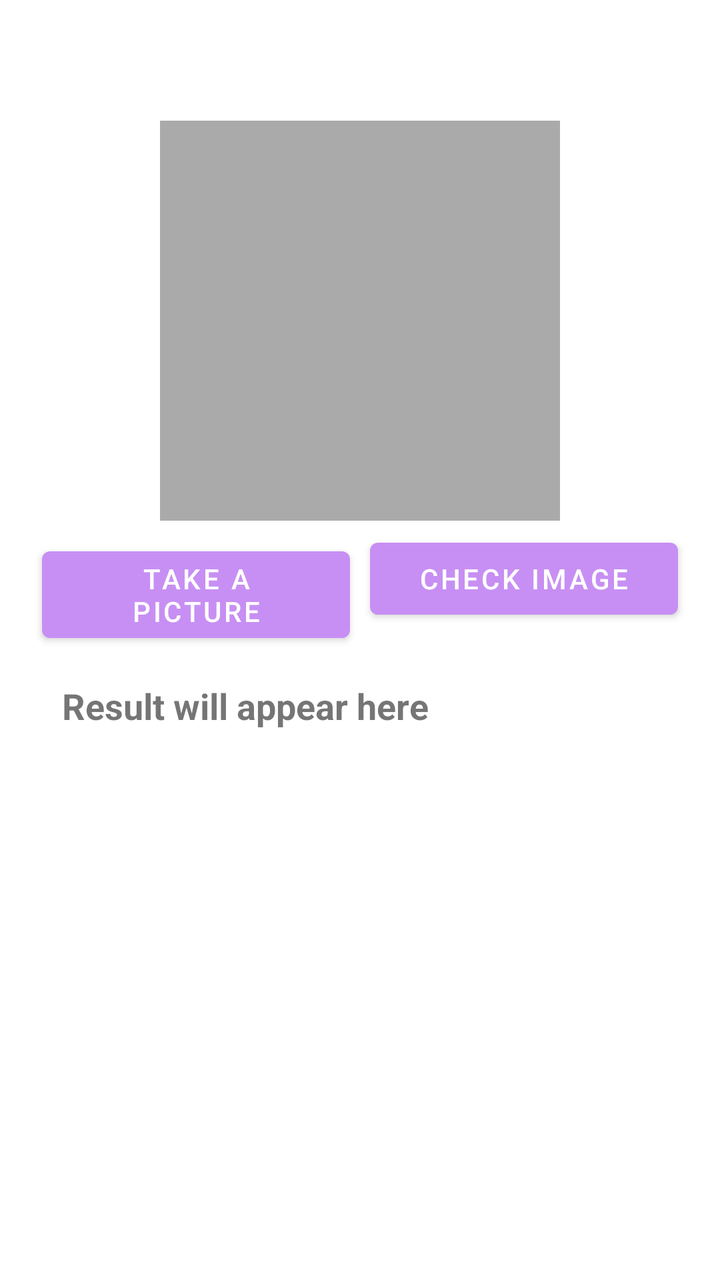
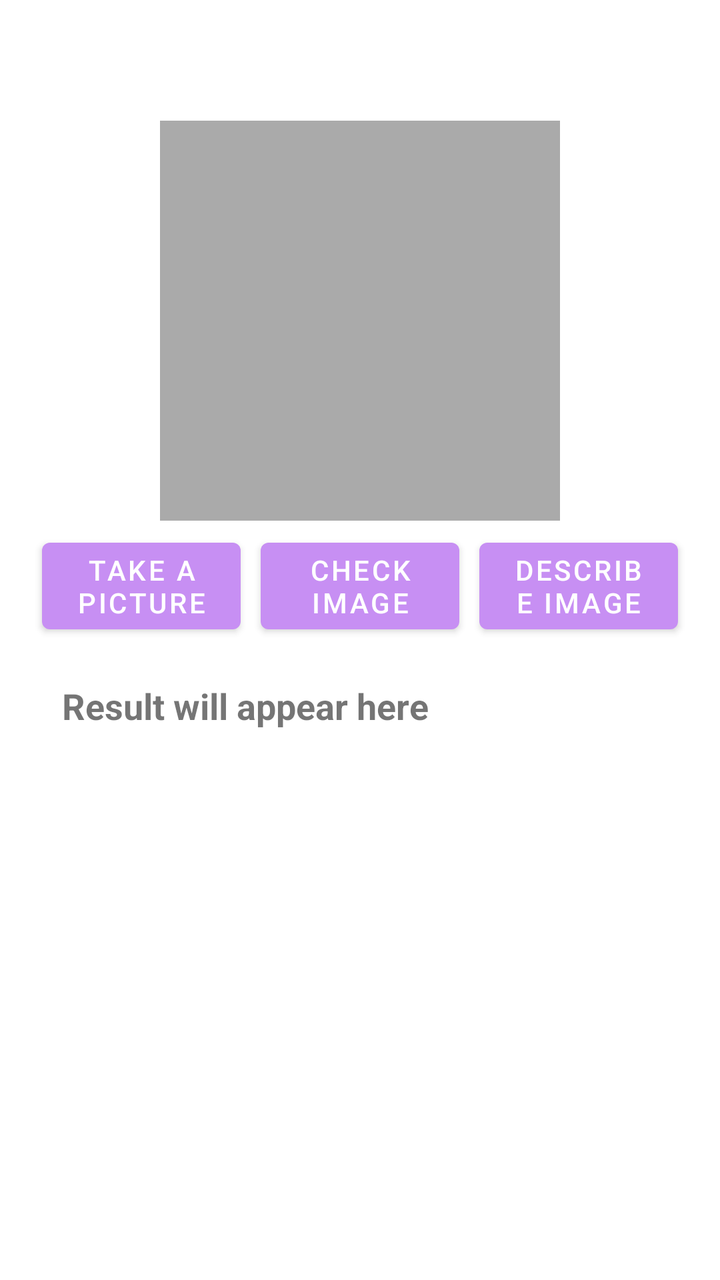

An Android layout rendered at two revisions. The XML below is the earlier revision; the diff shows what the commit changed to produce the second picture.
<!-- AndroidManifest.xml: application theme Theme.LearnChild -->
<!-- res/layout/activity_take_picture.xml -->
<LinearLayout xmlns:android="http://schemas.android.com/apk/res/android"
    android:layout_width="match_parent"
    android:layout_height="match_parent"
    android:orientation="vertical"
    android:padding="16dp">

    <TextView
        android:textSize="18sp"
        android:textColor="@color/black"
        android:layout_gravity="center"
        android:id="@+id/message"
        android:layout_width="wrap_content"
        android:layout_height="wrap_content"/>

    <ImageView
        android:layout_marginTop="20dp"
        android:layout_gravity="center"
        android:id="@+id/imageView"
        android:layout_width="200dp"
        android:layout_height="200dp"
        android:scaleType="centerCrop"
        android:background="@android:color/darker_gray" />

    <LinearLayout
        android:weightSum="2"
        android:orientation="horizontal"
        android:layout_width="match_parent"
        android:layout_height="wrap_content">

        <Button
            android:layout_margin="5dp"
            android:layout_weight="1"
            android:id="@+id/captureButton"
            android:layout_width="0dp"
            android:layout_height="wrap_content"
            android:text="Take a Picture" />

        <Button
            android:visibility="gone"
            android:id="@+id/galleryButton"
            android:layout_width="wrap_content"
            android:layout_height="wrap_content"
            android:text="Select from Gallery" />

        <Button
            android:layout_margin="5dp"
            android:layout_weight="1"
            android:id="@+id/checkButton"
            android:layout_width="0dp"
            android:layout_height="wrap_content"
            android:text="Check Image" />
    </LinearLayout>


    <TextView
        android:layout_margin="15dp"
        android:id="@+id/resultText"
        android:layout_width="wrap_content"
        android:layout_height="wrap_content"
        android:text="Result will appear here"
        android:textSize="18sp"
        android:textStyle="bold" />

</LinearLayout>
<!-- resources referenced by this layout -->
<resources>
  <color name="black">#FF000000</color>
  <style name="Theme.LearnChild" parent="Base.Theme.LearnChild" />
  <style name="Base.Theme.LearnChild" parent="Theme.MaterialComponents.Light.DarkActionBar">
          
          <item name="colorPrimary">@color/secondary</item>
      </style>
  <color name="secondary">#C78FF3</color>
</resources>

<!-- the commit's change to res/layout/activity_take_picture.xml (unified diff, before → after) -->
@@ -22,7 +22,7 @@
         android:background="@android:color/darker_gray" />
 
     <LinearLayout
-        android:weightSum="2"
+        android:weightSum="3"
         android:orientation="horizontal"
         android:layout_width="match_parent"
         android:layout_height="wrap_content">
@@ -49,6 +49,14 @@
             android:layout_width="0dp"
             android:layout_height="wrap_content"
             android:text="Check Image" />
+
+        <Button
+            android:layout_margin="5dp"
+            android:layout_weight="1"
+            android:id="@+id/descibeButton"
+            android:layout_width="0dp"
+            android:layout_height="wrap_content"
+            android:text="Describe Image" />
     </LinearLayout>
 
 
